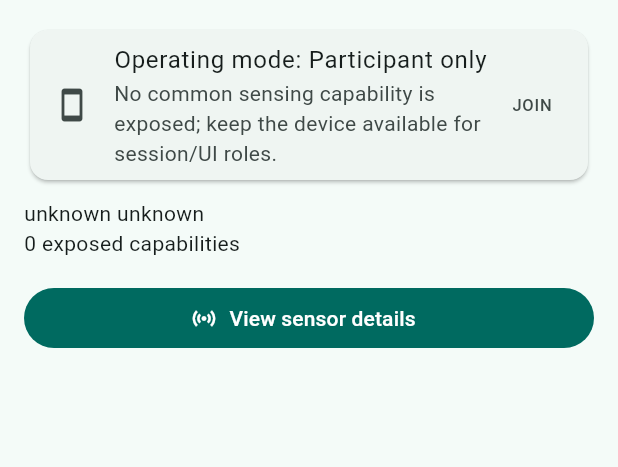
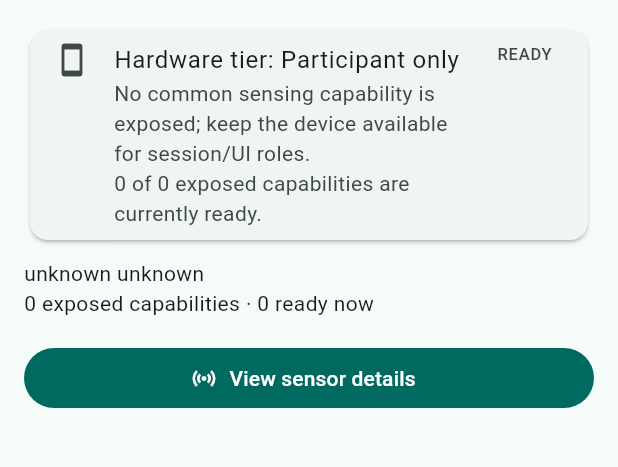
Before and after one commit to Trochez/body_finder, a Flutter app: the screen it shows after launch, on a phone screen of 412 x 824 dp, the part 228-695 px from its top. Run offline on Flutter 3.47's test engine with Material 3 defaults, Android fonts, the phone set to English and light mode, and no system bars.

Commit message:
fix: distinguish exposed and ready capabilities

```diff
--- a/lib/presentation/universal_compatibility_dashboard.dart
+++ b/lib/presentation/universal_compatibility_dashboard.dart
@@ -48,7 +48,7 @@ class _UniversalCompatibilityDashboardState
               return const Center(child: CircularProgressIndicator());
             }
             if (snapshot.hasError) {
-              return _CompatibilityMessage(
+              return const _CompatibilityMessage(
                 title: 'Compatibility scan unavailable',
                 message:
                     'The app can still launch. Retry the scan or continue with supported session/UI functions.',
@@ -57,6 +57,14 @@ class _UniversalCompatibilityDashboardState
 
             final node = snapshot.data!;
             final profile = selectOperatingProfile(node);
+            final exposed = node.capabilities
+                .where((value) => value.hardwareAvailable && value.apiAvailable)
+                .length;
+            final ready = node.capabilities
+                .where((value) => value.measurementAvailable)
+                .length;
+            final setupNeeded = ready < exposed;
+
             return ListView(
               padding: const EdgeInsets.all(16),
               children: [
@@ -72,14 +80,23 @@ class _UniversalCompatibilityDashboardState
                 Card(
                   child: ListTile(
                     leading: const Icon(Icons.smartphone),
-                    title: Text('Operating mode: ${profile.label}'),
-                    subtitle: Text(profile.description),
-                    trailing: const Text('JOIN'),
+                    title: Text('Hardware tier: ${profile.label}'),
+                    subtitle: Text(
+                      '${profile.description}\n$ready of $exposed exposed capabilities are currently ready.',
+                    ),
+                    isThreeLine: true,
+                    trailing: Text(setupNeeded ? 'SETUP' : 'READY'),
                   ),
                 ),
                 const SizedBox(height: 8),
                 Text('${node.platform} ${node.platformVersion}'),
-                Text('${profile.availableSensors.length} exposed capabilities'),
+                Text('$exposed exposed capabilities · $ready ready now'),
+                if (setupNeeded) ...[
+                  const SizedBox(height: 8),
+                  const Text(
+                    'Some capabilities require permission or session setup before they can contribute measurements.',
+                  ),
+                ],
                 const SizedBox(height: 16),
                 FilledButton.icon(
                   onPressed: () => Navigator.of(context).push(
```
